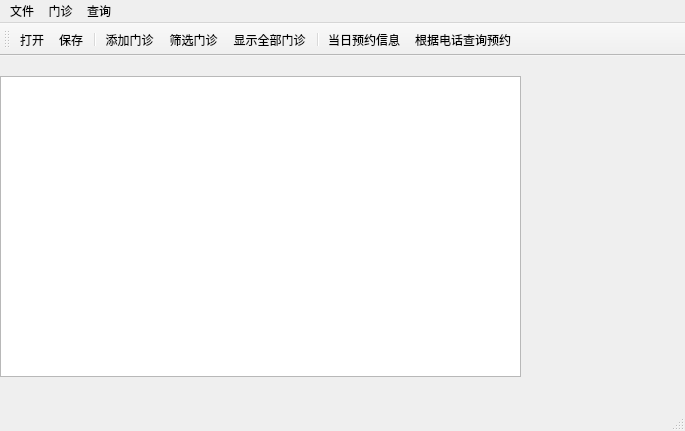
QZero233/QTHospitalManager, file mainwindow.ui: the form before one commit.
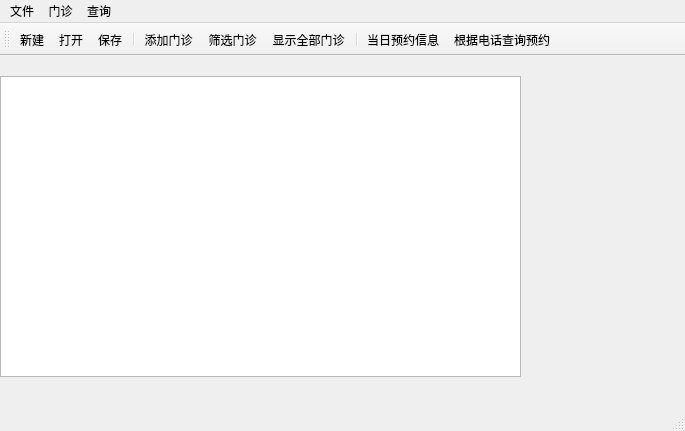
The form after the commit. Icons and pictures are not drawn.

```diff
--- a/mainwindow.ui
+++ b/mainwindow.ui
@@ -71,6 +71,7 @@
    <attribute name="toolBarBreak">
     <bool>false</bool>
    </attribute>
+   <addaction name="actionnewRecord"/>
    <addaction name="actionOpen"/>
    <addaction name="actionSave"/>
    <addaction name="separator"/>
@@ -144,6 +145,15 @@
     <string>当日预约信息</string>
    </property>
   </action>
+  <action name="actionnewRecord">
+   <property name="icon">
+    <iconset resource="icons.qrc">
+     <normaloff>:/icon/new.png</normaloff>:/icon/new.png</iconset>
+   </property>
+   <property name="text">
+    <string>新建</string>
+   </property>
+  </action>
  </widget>
  <resources>
   <include location="icons.qrc"/>
```
Left out of the diff: 1 changed line with no effect on the pictures.
